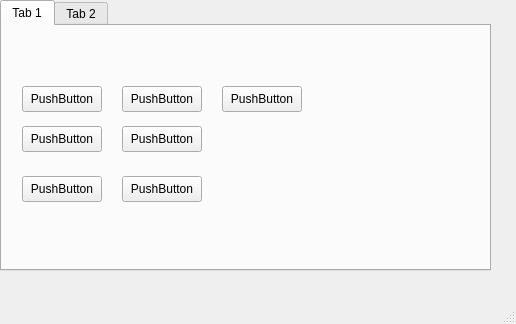
The window that TT_RAA/mainwindow.ui (SrgtPepper/TT_RAA) describes before a commit, drawn with Qt 5.
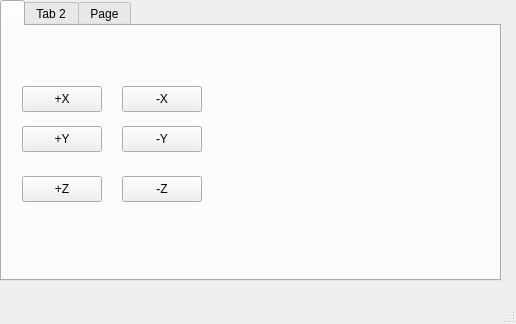
The same window after the commit.

Commit message: Prueba de cambio de nombres de botones y pestañas

Diff of the .ui file:
```diff
--- a/TT_RAA/mainwindow.ui
+++ b/TT_RAA/mainwindow.ui
@@ -19,15 +19,15 @@
      <rect>
       <x>0</x>
       <y>0</y>
-      <width>491</width>
-      <height>271</height>
+      <width>501</width>
+      <height>281</height>
      </rect>
     </property>
     <property name="currentIndex">
      <number>0</number>
     </property>
     <widget class="QWidget" name="tab">
-     <attribute name="title">
+     <attribute name="Operacion por posicion final">
       <string>Tab 1</string>
      </attribute>
      <widget class="QPushButton" name="pushButton_4">
@@ -40,20 +40,7 @@
        </rect>
       </property>
       <property name="text">
-       <string>PushButton</string>
-      </property>
-     </widget>
-     <widget class="QPushButton" name="pushButton_7">
-      <property name="geometry">
-       <rect>
-        <x>220</x>
-        <y>60</y>
-        <width>80</width>
-        <height>26</height>
-       </rect>
-      </property>
-      <property name="text">
-       <string>PushButton</string>
+       <string>-Y</string>
       </property>
      </widget>
      <widget class="QPushButton" name="pushButton_2">
@@ -66,7 +53,7 @@
        </rect>
       </property>
       <property name="text">
-       <string>PushButton</string>
+       <string>-X</string>
       </property>
      </widget>
      <widget class="QPushButton" name="pushButton">
@@ -79,7 +66,7 @@
        </rect>
       </property>
       <property name="text">
-       <string>PushButton</string>
+       <string>+X</string>
       </property>
      </widget>
      <widget class="QPushButton" name="pushButton_5">
@@ -92,7 +79,7 @@
        </rect>
       </property>
       <property name="text">
-       <string>PushButton</string>
+       <string>+Z</string>
       </property>
      </widget>
      <widget class="QPushButton" name="pushButton_6">
@@ -105,7 +92,7 @@
        </rect>
       </property>
       <property name="text">
-       <string>PushButton</string>
+       <string>-Z</string>
       </property>
      </widget>
      <widget class="QPushButton" name="pushButton_3">
@@ -118,7 +105,7 @@
        </rect>
       </property>
       <property name="text">
-       <string>PushButton</string>
+       <string>+Y</string>
       </property>
      </widget>
     </widget>
@@ -127,6 +114,11 @@
       <string>Tab 2</string>
      </attribute>
     </widget>
+    <widget class="QWidget" name="tab_3">
+     <attribute name="title">
+      <string>Page</string>
+     </attribute>
+    </widget>
    </widget>
   </widget>
   <widget class="QMenuBar" name="menubar">
```
